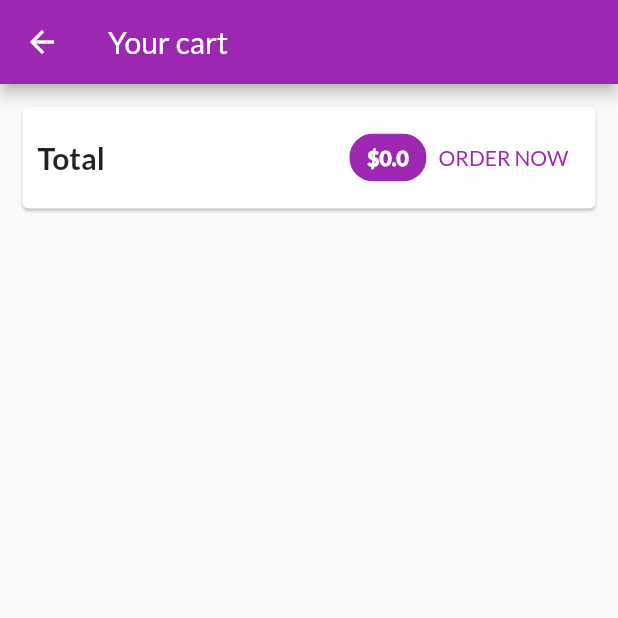
After one commit to Instein125/Shop-app, a Flutter app: the CartScreen screen opened by its route, on a phone screen of 412 x 824 dp, the top half of it. The commit adds this screen. Run offline on Flutter 3.47's test engine with Material 2 defaults, Android fonts, the phone set to English and light mode, and no system bars; network calls fail.

Commit message:
Cart is being modified

```diff
--- a/lib/main.dart
+++ b/lib/main.dart
@@ -3,6 +3,7 @@
 import 'package:flutter/material.dart';
 import 'package:provider/provider.dart';
 
+import '/screens/cart_screen.dart';
 import '/providers/cart.dart';
 import '/screens/products_overview_screen.dart';
 import './providers/productsProviders.dart';
@@ -32,6 +33,7 @@ class MyApp extends StatelessWidget {
         home: ProductOverviewScreen(),
         routes: {
           ProductDetailScreen.routeName: (ctx) => const ProductDetailScreen(),
+          CartScreen.routename: (context) => const CartScreen(),
         },
       ),
     );
--- a/lib/providers/cart.dart
+++ b/lib/providers/cart.dart
@@ -15,7 +15,7 @@ class CartItem {
 }
 
 class Cart with ChangeNotifier {
-  Map<String, CartItem> _items = {};
+  final Map<String, CartItem> _items = {};
 
   Map<String, CartItem> get items {
     return {..._items};
@@ -23,6 +23,14 @@ class Cart with ChangeNotifier {
 
   int get itemCount {
     return _items.length;
+  }
+
+  double get totalAmount {
+    double total = 0.0;
+    _items.forEach((key, value) {
+      total += value.price * value.quantity;
+    });
+    return total;
   }
 
   void addItems(String productId, String title, double price) {
--- /dev/null
+++ b/lib/screens/cart_screen.dart
@@ -0,0 +1,55 @@
+// ignore_for_file: depend_on_referenced_packages
+
+import 'package:flutter/material.dart';
+import 'package:provider/provider.dart';
+
+import '/providers/cart.dart';
+
+class CartScreen extends StatelessWidget {
+  static const routename = "/cart";
+  const CartScreen({super.key});
+
+  @override
+  Widget build(BuildContext context) {
+    final cart = Provider.of<Cart>(context);
+    return Scaffold(
+      appBar: AppBar(title: const Text("Your cart")),
+      body: Column(
+        children: <Widget>[
+          Card(
+            margin: const EdgeInsets.all(15),
+            child: Padding(
+              padding: const EdgeInsets.all(10),
+              child: Row(
+                mainAxisAlignment: MainAxisAlignment.spaceBetween,
+                children: <Widget>[
+                  const Text(
+                    "Total",
+                    style: TextStyle(fontSize: 20, fontWeight: FontWeight.bold),
+                  ),
+                  const Spacer(),
+                  Chip(
+                    label: Text(
+                      "\$${cart.totalAmount}",
+                      style: const TextStyle(
+                        color: Colors.white,
+                        fontWeight: FontWeight.w900,
+                      ),
+                    ),
+                    backgroundColor: Theme.of(context).primaryColor,
+                  ),
+                  TextButton(
+                      onPressed: () {},
+                      child: Text(
+                        "ORDER NOW",
+                        style: TextStyle(color: Theme.of(context).primaryColor),
+                      ))
+                ],
+              ),
+            ),
+          )
+        ],
+      ),
+    );
+  }
+}
--- a/lib/screens/products_overview_screen.dart
+++ b/lib/screens/products_overview_screen.dart
@@ -3,7 +3,7 @@
 import 'package:flutter/material.dart';
 import 'package:provider/provider.dart';
 
-// import '../providers/productsProviders.dart';
+import '/screens/cart_screen.dart';
 import '/providers/cart.dart';
 import '../widgets/product_grid.dart';
 import '../widgets/badge.dart';
@@ -58,7 +58,9 @@ class _ProductOverviewScreenState extends State<ProductOverviewScreen> {
                 child: ch!)),
             child: IconButton(
               icon: const Icon(Icons.shopping_cart),
-              onPressed: (() {}),
+              onPressed: (() {
+                Navigator.of(context).pushNamed(CartScreen.routename);
+              }),
             ),
           ),
         ],
```
